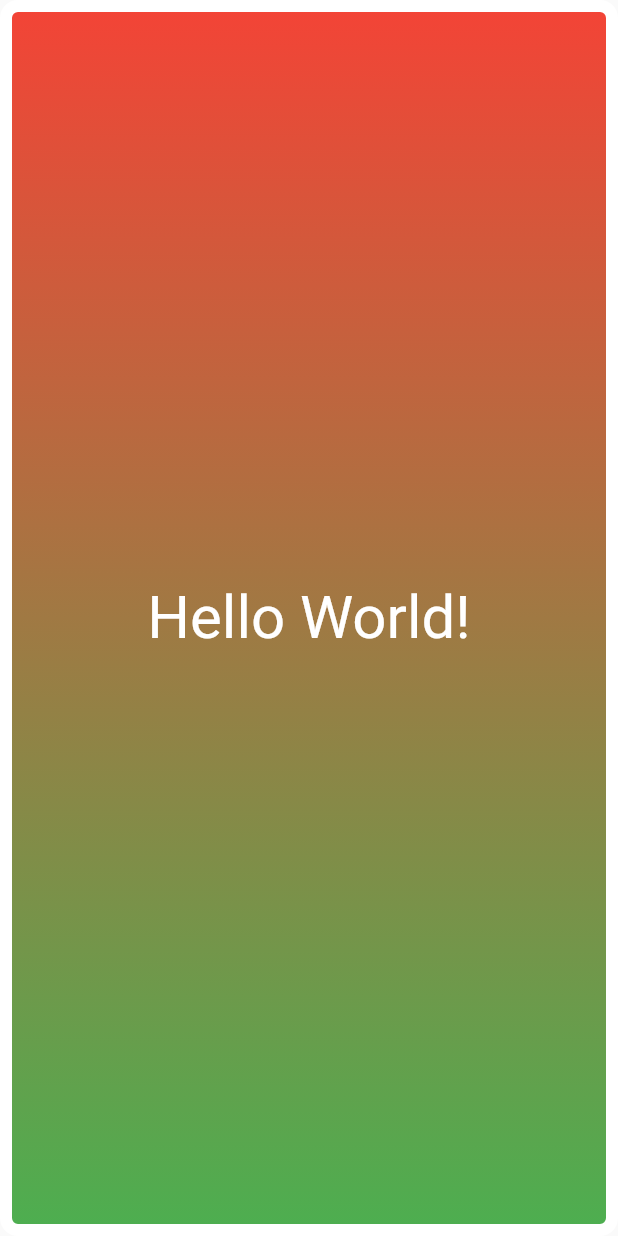
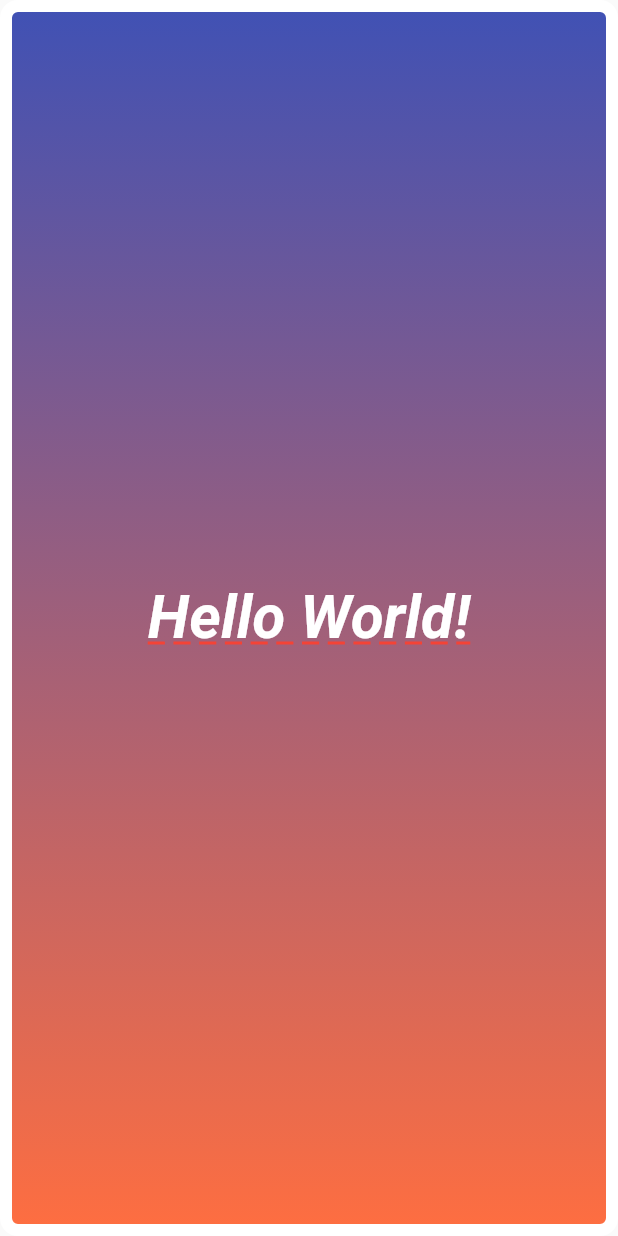
Before and after one commit to enginearn/flutter_first_app, a Flutter app: the screen it shows after launch, on a phone screen of 412 x 824 dp. Run offline on Flutter 3.47's test engine with Material 2 defaults, Android fonts, the phone set to English and light mode, and no system bars.

```diff
--- /dev/null
+++ b/lib/linear_gradient_container.dart
@@ -0,0 +1,35 @@
+import 'package:flutter/material.dart';
+
+import 'package:flutter_first_app/styled_text.dart';
+
+const startAlignment = Alignment.topCenter;
+const endAlignment = Alignment.bottomCenter;
+
+class LinearGradientContainer extends StatelessWidget {
+  const LinearGradientContainer(this.color1, this.color2, {Key? key}) : super(key: key);
+
+  final Color color1;
+  final Color color2;
+
+  @override
+  Widget build(BuildContext context) {
+    return Container(
+      // backgroundColor: Colors.blueGrey,
+      // backgroundColor: Color.fromARGB(255, 255, 255, 2),
+      decoration: BoxDecoration(
+        // color: Colors.blueGrey,
+        border: Border.all(
+          color: Colors.white,
+          width: 8,
+        ),
+        borderRadius: BorderRadius.circular(12),
+        gradient: LinearGradient(
+          colors: [color1, color2],
+          begin: startAlignment,
+          end: endAlignment,
+        ),
+      ),
+      child: const StyledText('Hello World!'),
+    );
+  }
+}
--- /dev/null
+++ b/lib/styled_text.dart
@@ -0,0 +1,26 @@
+import 'package:flutter/material.dart';
+
+class StyledText extends StatelessWidget {
+  // const StyledText({Key? key}) : super(key: key);
+  const StyledText(this.text, {Key? key}) : super(key: key);
+
+  final String text;
+
+  @override
+  Widget build(BuildContext context) {
+    return Center(
+      child: Text(
+        text,
+        style: const TextStyle(
+          fontSize: 40,
+          color: Colors.white,
+          fontWeight: FontWeight.bold,
+          fontStyle: FontStyle.italic,
+          decoration: TextDecoration.underline,
+          decorationColor: Colors.red,
+          decorationStyle: TextDecorationStyle.dashed,
+        ),
+      ),
+    );
+  }
+}
```
Also changed, not shown: lib/main.dart (+5 -27 lines).
